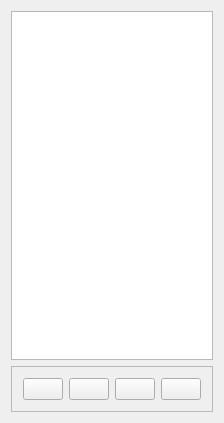
First picture: the form in src/app/widgets/PresetsWidget/presetswidget.ui, repository m-riley04/ModularSensorSystem, before the edit.
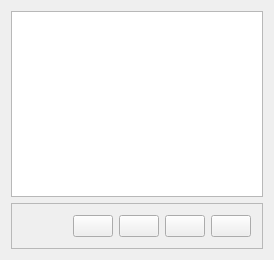
Second picture: the form after the edit. Icons and pictures are not drawn.

What changed in the file:
```diff
--- a/src/app/widgets/PresetsWidget/presetswidget.ui
+++ b/src/app/widgets/PresetsWidget/presetswidget.ui
@@ -6,8 +6,8 @@
    <rect>
     <x>0</x>
     <y>0</y>
-    <width>198</width>
-    <height>423</height>
+    <width>274</width>
+    <height>260</height>
    </rect>
   </property>
   <property name="windowTitle">
```
